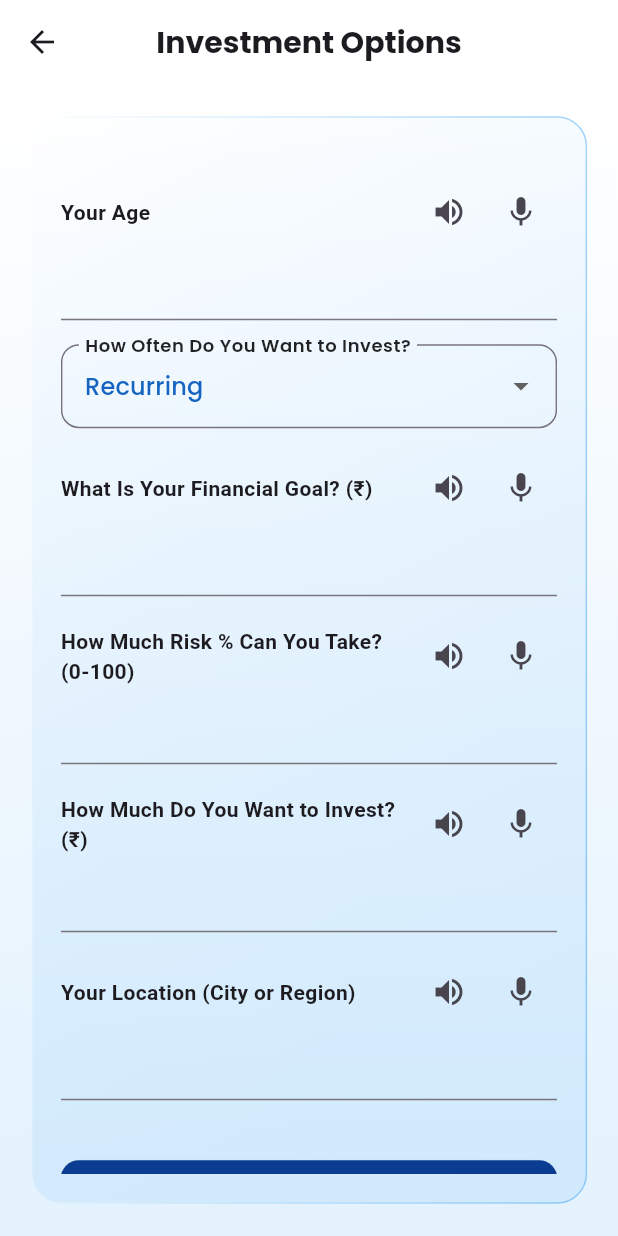
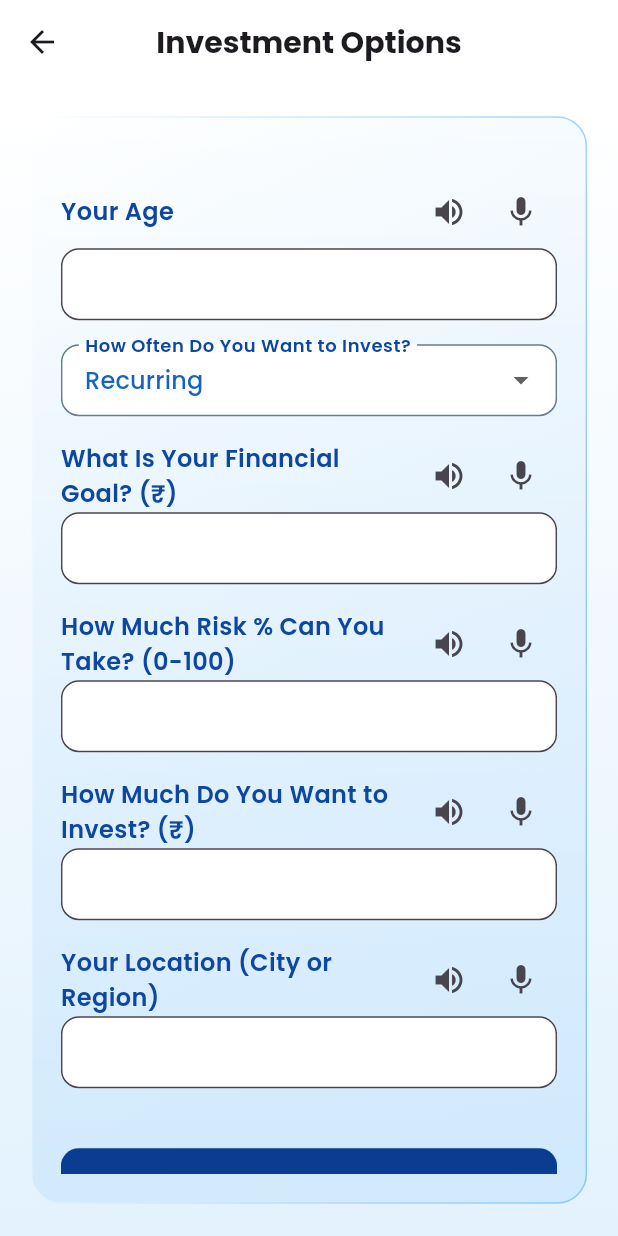
Before and after one commit to rakhi-1112/generic_voice_assistant, a Flutter app: the InvestmentOptionsScreen screen opened by its route, on a phone screen of 412 x 824 dp. Run offline on Flutter 3.47's test engine with Material 3 defaults, Android fonts, the phone set to English and light mode, and no system bars; drawn by our look-alikes of flutter_animate, glassmorphism; our stand-ins replace audioplayers, fl_chart, flutter_markdown, google_fonts, just_audio, permission_handler and 1 more; missing offline and left inert: flutter_sound, record; accounts and stored records are empty.

Commit message:
modify css for investment option page

```diff
--- a/frontend_flutter/lib/screens/investment_options/investment_options_screen.dart
+++ b/frontend_flutter/lib/screens/investment_options/investment_options_screen.dart
@@ -268,11 +268,24 @@ class _InvestmentOptionsScreenState extends State<InvestmentOptionsScreen> {
   bool isNumber = false,
 }) {
   return Column(
+    crossAxisAlignment: CrossAxisAlignment.start,
     children: [
       Row(
         children: [
-            Expanded(child: Text(label, style: const TextStyle(fontWeight: FontWeight.bold))),
-            IconButton(icon: const Icon(Icons.volume_up), onPressed: () => speak(label)),
+          Expanded(
+            child: Text(
+              label,
+              style: GoogleFonts.poppins(
+                fontSize: 16,
+                fontWeight: FontWeight.w600,
+                color: Colors.blue.shade900,
+              ),
+            ),
+          ),
+          IconButton(
+            icon: const Icon(Icons.volume_up),
+            onPressed: () => speak(label),
+          ),
           IconButton(
             icon: Icon(_isRecording ? Icons.mic_off : Icons.mic),
             onPressed: () async {
@@ -293,6 +306,12 @@ class _InvestmentOptionsScreenState extends State<InvestmentOptionsScreen> {
         style: GoogleFonts.poppins(
           fontSize: 15,
           color: Colors.black87,
+        ),
+        decoration: InputDecoration(
+          contentPadding: const EdgeInsets.symmetric(vertical: 12, horizontal: 12),
+          border: OutlineInputBorder(borderRadius: BorderRadius.circular(12)),
+          filled: true,
+          fillColor: Colors.white,
         ),
       ),
       const SizedBox(height: 16),
@@ -398,9 +417,23 @@ Widget build(BuildContext context) {
                         labelStyle: GoogleFonts.poppins(
                           fontSize: 16,
                           fontWeight: FontWeight.w600,
-                          color: Colors.black87,
+                          color: Colors.blue.shade900,
                         ),
-                        border: OutlineInputBorder(borderRadius: BorderRadius.circular(12)),
+                        contentPadding: const EdgeInsets.symmetric(vertical: 12, horizontal: 12),
+                        filled: true,
+                        fillColor: Colors.white,
+                        border: OutlineInputBorder(
+                          borderRadius: BorderRadius.circular(12),
+                          borderSide: const BorderSide(color: Colors.blueGrey),
+                        ),
+                        enabledBorder: OutlineInputBorder(
+                          borderRadius: BorderRadius.circular(12),
+                          borderSide: const BorderSide(color: Colors.blueGrey),
+                        ),
+                        focusedBorder: OutlineInputBorder(
+                          borderRadius: BorderRadius.circular(12),
+                          borderSide: BorderSide(color: Colors.blue.shade700, width: 2),
+                        ),
                       ),
                       items: [
                         DropdownMenuItem(
```
Lines whose indentation alone changed are shown as unchanged.
